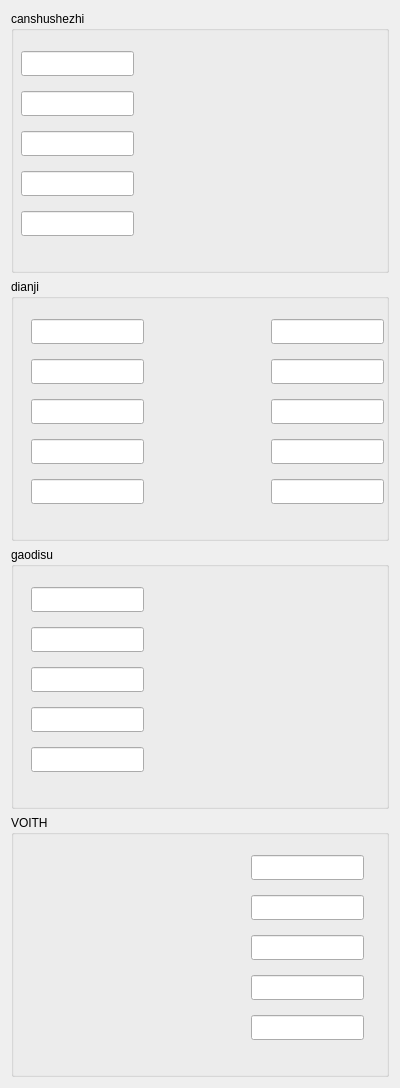
The window that qtlearnings/longpage/pageposuiji.ui (ldhshao/mylearnings) describes before a commit, drawn with Qt 5.
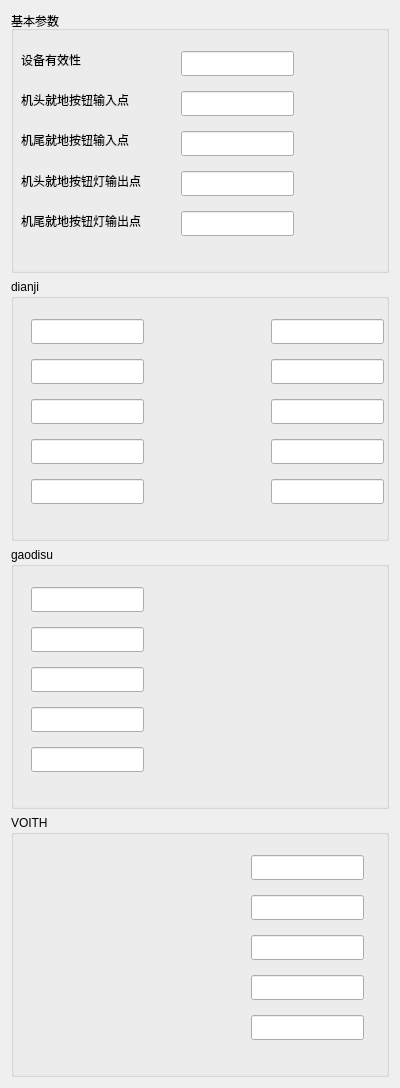
The same window after the commit.

The edit to the form file:
```diff
--- a/qtlearnings/longpage/pageposuiji.ui
+++ b/qtlearnings/longpage/pageposuiji.ui
@@ -29,12 +29,12 @@
       </sizepolicy>
      </property>
      <property name="title">
-      <string>canshushezhi</string>
+      <string>基本参数</string>
      </property>
      <widget class="QLineEdit" name="lineEdit">
       <property name="geometry">
        <rect>
-        <x>10</x>
+        <x>170</x>
         <y>40</y>
         <width>113</width>
         <height>25</height>
@@ -44,7 +44,7 @@
      <widget class="QLineEdit" name="lineEdit_2">
       <property name="geometry">
        <rect>
-        <x>10</x>
+        <x>170</x>
         <y>80</y>
         <width>113</width>
         <height>25</height>
@@ -54,7 +54,7 @@
      <widget class="QLineEdit" name="lineEdit_3">
       <property name="geometry">
        <rect>
-        <x>10</x>
+        <x>170</x>
         <y>120</y>
         <width>113</width>
         <height>25</height>
@@ -64,7 +64,7 @@
      <widget class="QLineEdit" name="lineEdit_4">
       <property name="geometry">
        <rect>
-        <x>10</x>
+        <x>170</x>
         <y>160</y>
         <width>113</width>
         <height>25</height>
@@ -74,13 +74,78 @@
      <widget class="QLineEdit" name="lineEdit_5">
       <property name="geometry">
        <rect>
-        <x>10</x>
+        <x>170</x>
         <y>200</y>
         <width>113</width>
         <height>25</height>
        </rect>
       </property>
      </widget>
+     <widget class="QLabel" name="label">
+      <property name="geometry">
+       <rect>
+        <x>10</x>
+        <y>40</y>
+        <width>91</width>
+        <height>17</height>
+       </rect>
+      </property>
+      <property name="text">
+       <string>设备有效性</string>
+      </property>
+     </widget>
+     <widget class="QLabel" name="label_2">
+      <property name="geometry">
+       <rect>
+        <x>10</x>
+        <y>80</y>
+        <width>141</width>
+        <height>17</height>
+       </rect>
+      </property>
+      <property name="text">
+       <string>机头就地按钮输入点</string>
+      </property>
+     </widget>
+     <widget class="QLabel" name="label_3">
+      <property name="geometry">
+       <rect>
+        <x>10</x>
+        <y>160</y>
+        <width>151</width>
+        <height>20</height>
+       </rect>
+      </property>
+      <property name="text">
+       <string>机头就地按钮灯输出点</string>
+      </property>
+     </widget>
+     <widget class="QLabel" name="label_4">
+      <property name="geometry">
+       <rect>
+        <x>10</x>
+        <y>200</y>
+        <width>151</width>
+        <height>20</height>
+       </rect>
+      </property>
+      <property name="text">
+       <string>机尾就地按钮灯输出点</string>
+      </property>
+     </widget>
+     <widget class="QLabel" name="label_5">
+      <property name="geometry">
+       <rect>
+        <x>10</x>
+        <y>120</y>
+        <width>141</width>
+        <height>17</height>
+       </rect>
+      </property>
+      <property name="text">
+       <string>机尾就地按钮输入点</string>
+      </property>
+     </widget>
     </widget>
    </item>
    <item>
```
